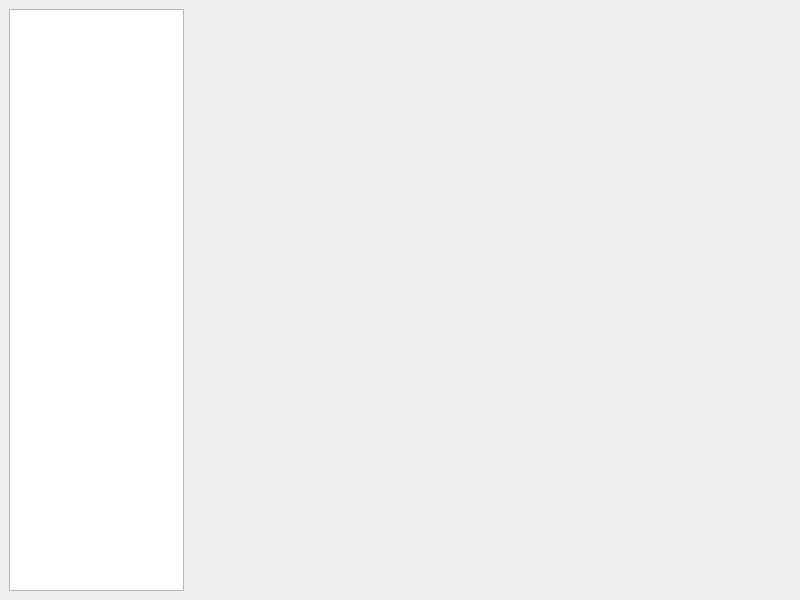
Qt form mva/Licenta/gui/forms/mainwindow.ui (bogdan-constandache/SystemToolKit) before a commit.
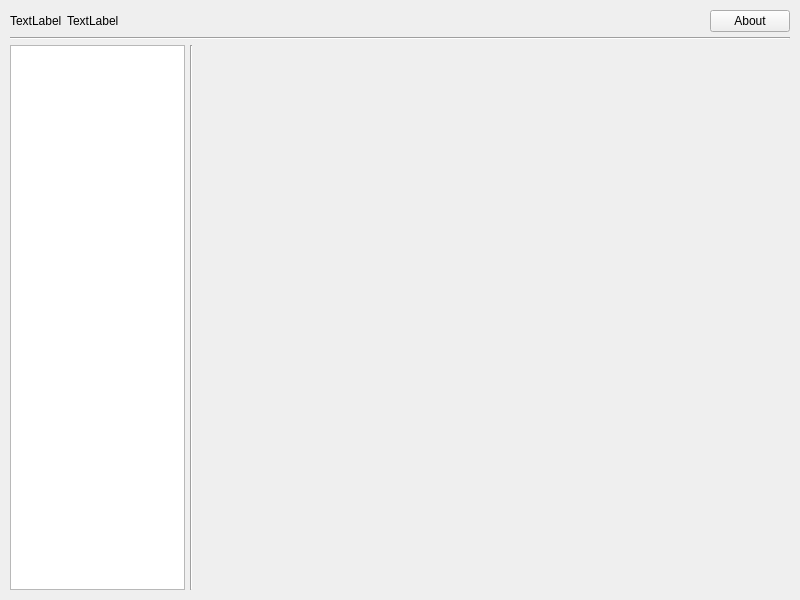
The same form after that commit.

```diff
--- a/mva/Licenta/gui/forms/mainwindow.ui
+++ b/mva/Licenta/gui/forms/mainwindow.ui
@@ -14,7 +14,78 @@
    <string>MainWindow</string>
   </property>
   <widget class="QWidget" name="MainWidget">
+   <layout class="QVBoxLayout" name="verticalLayout">
+    <property name="spacing">
+     <number>5</number>
+    </property>
+    <property name="leftMargin">
+     <number>10</number>
+    </property>
+    <property name="topMargin">
+     <number>10</number>
+    </property>
+    <property name="rightMargin">
+     <number>10</number>
+    </property>
+    <property name="bottomMargin">
+     <number>10</number>
+    </property>
+    <item>
+     <layout class="QHBoxLayout" name="hLayoutLogo">
+      <property name="spacing">
+       <number>5</number>
+      </property>
+      <item>
+       <widget class="QLabel" name="labelLogo">
+        <property name="text">
+         <string>TextLabel</string>
+        </property>
+       </widget>
+      </item>
+      <item>
+       <widget class="QLabel" name="labelText">
+        <property name="text">
+         <string>TextLabel</string>
+        </property>
+       </widget>
+      </item>
+      <item>
+       <spacer name="horizontalSpacer">
+        <property name="orientation">
+         <enum>Qt::Horizontal</enum>
+        </property>
+        <property name="sizeHint" stdset="0">
+         <size>
+          <width>40</width>
+          <height>20</height>
+         </size>
+        </property>
+       </spacer>
+      </item>
+      <item>
+       <widget class="QPushButton" name="btnAbout">
+        <property name="cursor">
+         <cursorShape>PointingHandCursor</cursorShape>
+        </property>
+        <property name="text">
+         <string>About</string>
+        </property>
+       </widget>
+      </item>
+     </layout>
+    </item>
+    <item>
+     <widget class="Line" name="lineLogo">
+      <property name="orientation">
+       <enum>Qt::Horizontal</enum>
+      </property>
+     </widget>
+    </item>
+    <item>
    <layout class="QHBoxLayout" name="horizontalLayout">
+      <property name="spacing">
+       <number>5</number>
+      </property>
     <item>
      <widget class="QTreeView" name="menuTreeView">
       <property name="sizePolicy">
@@ -37,11 +108,20 @@
       </property>
      </widget>
     </item>
+      <item>
+       <widget class="Line" name="lineMenu">
+        <property name="orientation">
+         <enum>Qt::Vertical</enum>
+        </property>
+       </widget>
+      </item>
     <item>
      <widget class="QStackedWidget" name="stackedWidget">
       <widget class="QWidget" name="page"/>
       <widget class="QWidget" name="page_2"/>
      </widget>
+      </item>
+     </layout>
     </item>
    </layout>
   </widget>
```
Lines whose indentation alone changed are shown as unchanged.
